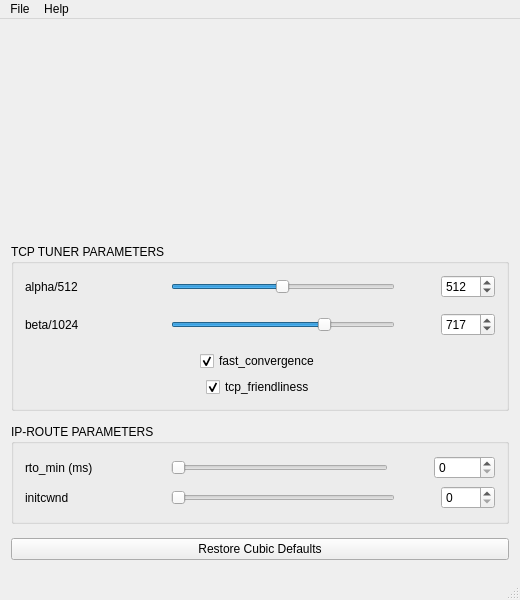
The window that gui/TCPTuner/mainwindow.ui (Gasparila/TCPTuner) describes before a commit, drawn with Qt 5.
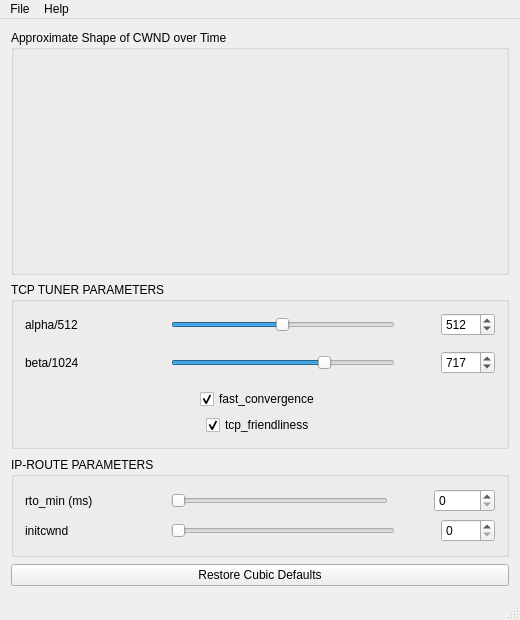
The same window after the commit. Custom widgets are drawn as their Qt base class.

Commit message: Added graph label and implemented About Menu button. Closes #15.

```diff
--- a/gui/TCPTuner/mainwindow.ui
+++ b/gui/TCPTuner/mainwindow.ui
@@ -7,7 +7,7 @@
     <x>0</x>
     <y>0</y>
     <width>520</width>
-    <height>600</height>
+    <height>620</height>
    </rect>
   </property>
   <property name="sizePolicy">
@@ -19,22 +19,37 @@
   <property name="minimumSize">
    <size>
     <width>520</width>
-    <height>600</height>
+    <height>620</height>
    </size>
   </property>
   <property name="windowTitle">
    <string>TCPTuner</string>
   </property>
   <widget class="QWidget" name="centralWidget">
-   <layout class="QVBoxLayout" name="verticalLayout_3">
+   <layout class="QVBoxLayout" name="verticalLayout_4">
     <item>
-     <widget class="QCustomPlot" name="tcp_graph" native="true">
+     <widget class="QGroupBox" name="groupBox">
       <property name="minimumSize">
        <size>
         <width>0</width>
-        <height>200</height>
+        <height>230</height>
        </size>
       </property>
+      <property name="title">
+       <string>Approximate Shape of CWND over Time</string>
+      </property>
+      <layout class="QVBoxLayout" name="verticalLayout_3">
+       <item>
+        <widget class="QCustomPlot" name="tcp_graph" native="true">
+         <property name="minimumSize">
+          <size>
+           <width>450</width>
+           <height>200</height>
+          </size>
+         </property>
+        </widget>
+       </item>
+      </layout>
      </widget>
     </item>
     <item>
```
The commit also changes 2 other files.
